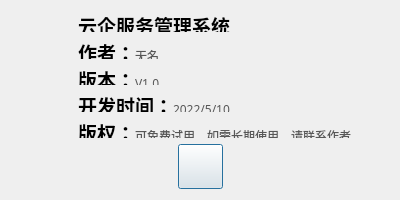
Before: the Qt Designer form com.wts/cloud/about_me.ui in Gavin-Ls/work-tools, drawn with Qt 5.
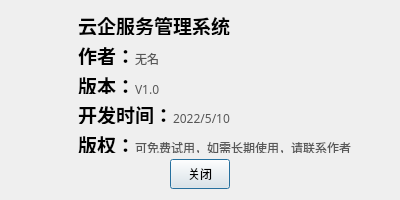
After: the same form once the commit is applied. Icons and pictures are not drawn.

```diff
--- a/com.wts/cloud/about_me.ui
+++ b/com.wts/cloud/about_me.ui
@@ -191,14 +191,14 @@
       <widget class="QPushButton" name="pushButton_about_me">
        <property name="minimumSize">
         <size>
-         <width>45</width>
-         <height>45</height>
+         <width>60</width>
+         <height>30</height>
         </size>
        </property>
        <property name="maximumSize">
         <size>
-         <width>45</width>
-         <height>45</height>
+         <width>60</width>
+         <height>30</height>
         </size>
        </property>
        <property name="font">
@@ -211,7 +211,17 @@
         <string notr="true">border-image: url(:/root/resources/image/close_3.svg);</string>
        </property>
        <property name="text">
-        <string/>
+        <string>关闭</string>
+       </property>
+       <property name="icon">
+        <iconset resource="resources.qrc">
+         <normaloff>:/close/resources/image/close_2.svg</normaloff>:/close/resources/image/close_2.svg</iconset>
+       </property>
+       <property name="iconSize">
+        <size>
+         <width>20</width>
+         <height>20</height>
+        </size>
        </property>
       </widget>
      </item>
```
Left out of the diff: 2 changed lines with no effect on the pictures.
